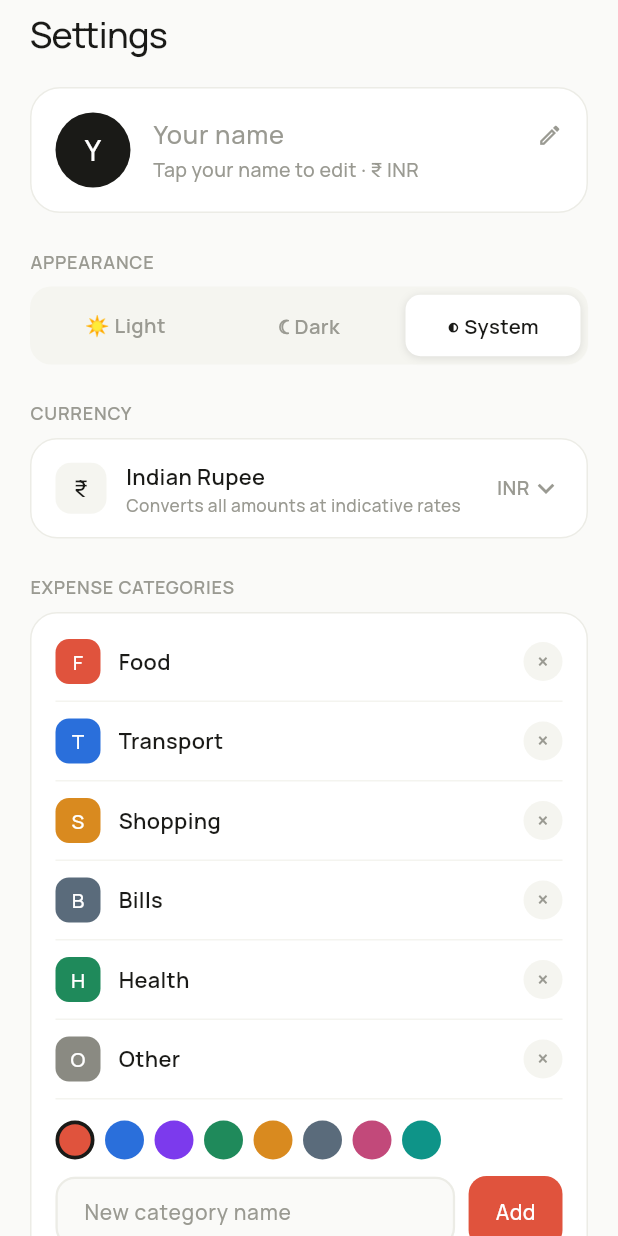
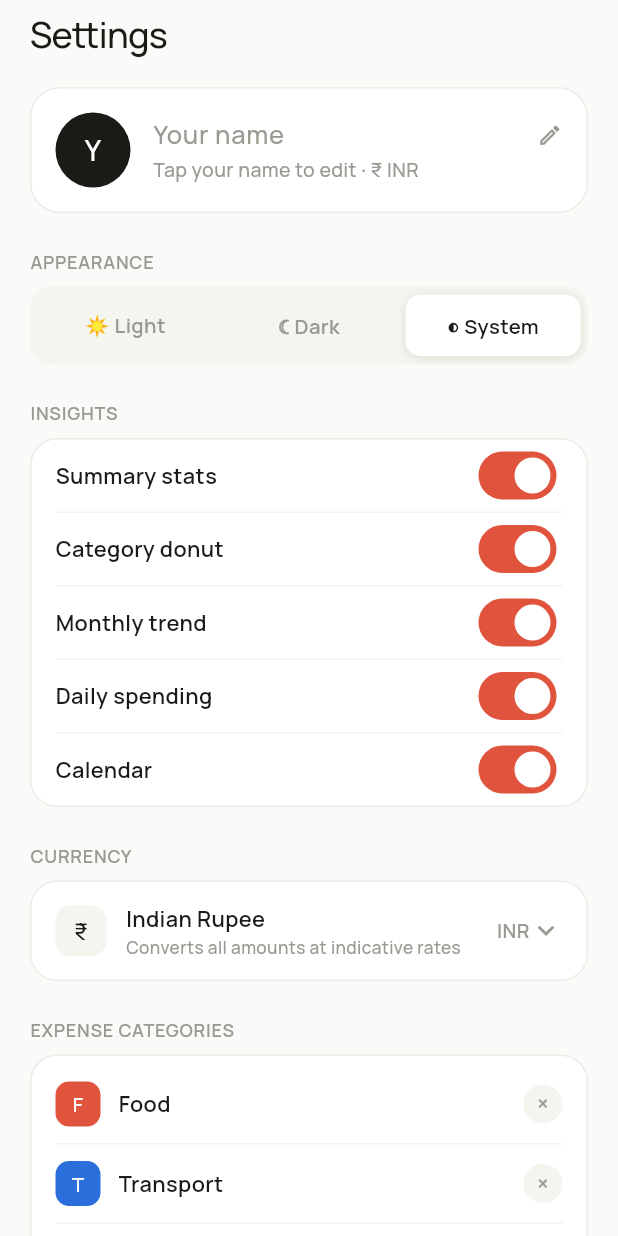
Before and after one commit to thomasmartinoa/SpendWise, a Flutter app: the SettingsScreen widget shown alone on an empty page, opened directly, on a phone screen of 412 x 824 dp. Run offline on Flutter 3.47's test engine with Material 3 defaults, Android fonts, the phone set to English and light mode, and no system bars; our stand-ins replace drift, drift_flutter, file_picker, fl_chart, google_fonts, share_plus and 1 more; accounts and stored records are empty; generated files the repository leaves out were written again.

Commit message:
feat: add Insights show/hide toggles to Settings
Co-Authored-By: Claude Opus 4.8 <noreply@anthropic.com>

```diff
--- a/lib/screens/settings_screen.dart
+++ b/lib/screens/settings_screen.dart
@@ -100,6 +100,27 @@ class SettingsScreen extends StatelessWidget {
                   label: '◐ System',
                   selected: app.themeMode == 'system',
                   onTap: () => app.set(() => app.themeMode = 'system')),
+            ],
+          ),
+        ),
+        const SizedBox(height: 24),
+
+        // ---- insights visibility
+        const SectionLabel('Insights'),
+        Container(
+          padding: const EdgeInsets.symmetric(horizontal: 16),
+          decoration: BoxDecoration(
+            color: c.card,
+            borderRadius: BorderRadius.circular(18),
+            border: Border.all(color: c.line),
+          ),
+          child: Column(
+            children: const [
+              _InsightToggle(label: 'Summary stats', k: 'summary'),
+              _InsightToggle(label: 'Category donut', k: 'category'),
+              _InsightToggle(label: 'Monthly trend', k: 'trend'),
+              _InsightToggle(label: 'Daily spending', k: 'daily'),
+              _InsightToggle(label: 'Calendar', k: 'calendar', last: true),
             ],
           ),
         ),
@@ -704,3 +725,36 @@ class _BareFieldState extends State<_BareField> {
     );
   }
 }
+
+class _InsightToggle extends StatelessWidget {
+  final String label;
+  final String k;
+  final bool last;
+  const _InsightToggle(
+      {required this.label, required this.k, this.last = false});
+
+  @override
+  Widget build(BuildContext context) {
+    final app = context.watch<AppState>();
+    final c = AppColors.of(context);
+    return Container(
+      decoration: last
+          ? null
+          : BoxDecoration(border: Border(bottom: BorderSide(color: c.line2))),
+      child: Row(
+        children: [
+          Expanded(
+            child: Text(label,
+                style:
+                    manrope(size: 14.5, weight: FontWeight.w700, color: c.ink)),
+          ),
+          Switch(
+            value: app.insightOn(k),
+            onChanged: (_) => app.toggleInsight(k),
+            activeTrackColor: Brand.accent,
+          ),
+        ],
+      ),
+    );
+  }
+}
```
